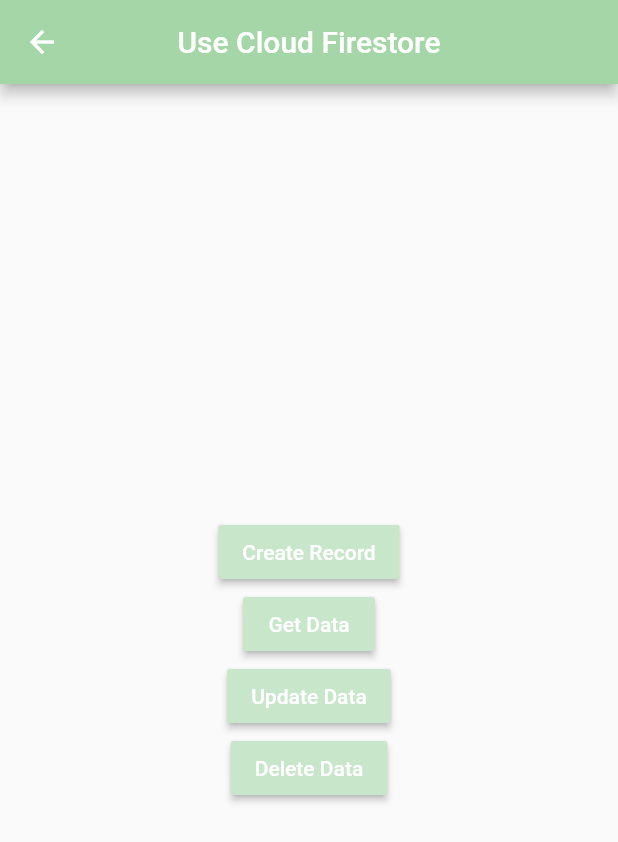
After one commit to NVTP/Flutter-Firebase-Auth-Google, a Flutter app: the BookFirestore screen opened directly, after a tap on "Create Record", on a phone screen of 412 x 824 dp. The commit adds this screen. Shown: the top 842 px of the screen. Run offline on Flutter 3.47's test engine with Material 2 defaults, Android fonts, the phone set to English and light mode, and no system bars; our stand-ins replace cloud_firestore, firebase_auth, firebase_storage, font_awesome_flutter, google_sign_in, image_picker; missing offline and left inert: flutter_auth_buttons, flutter_facebook_login; accounts and stored records are empty.

Commit message:
simple silly  CRUD

```diff
--- /dev/null
+++ b/lib/book_firestore.dart
@@ -0,0 +1,99 @@
+import 'package:flutter/material.dart';
+import 'package:cloud_firestore/cloud_firestore.dart';
+
+class BookFirestore extends StatefulWidget {
+  @override
+  _BookFirestoreState createState() => _BookFirestoreState();
+}
+
+class _BookFirestoreState extends State<BookFirestore> {
+  String name = 'Hello';
+  final db = Firestore.instance;
+  void createRecord()async{
+    await db.collection('books')
+        .document('1')
+        .setData({
+      'title' : 'Master Flutter',
+      'description' : 'Programmer'
+    });
+    DocumentReference ref = await db.collection('books')
+    .add({
+      'title' : 'Flutter in Action',
+      'description' : name
+    });
+    print(ref.documentID);
+  }
+
+  void getData(){
+    db.collection('books')
+        .getDocuments()
+        .then((QuerySnapshot snapshot){
+       snapshot.documents.forEach((f)=>print('${f.data}'));
+    });
+  }
+
+  void updateDate(){
+    try{
+      db.collection('books')
+          .document('1')
+          .updateData({
+        'description' : 'First Update'
+      });
+    }catch (e){
+      print(e.toString());
+    }
+  }
+
+  void deleteData(){
+    try{
+      db.collection('books')
+          .document('1')
+          .delete();
+    }catch (e){
+      print(e.toString());
+    }
+  }
+
+  @override
+  Widget build(BuildContext context) {
+    return Scaffold(
+      appBar: AppBar(
+        backgroundColor: Colors.green[200],
+        title: Text('Use Cloud Firestore'),
+        centerTitle: true,
+      ),
+      body: Center(
+        child: Column(
+          mainAxisAlignment: MainAxisAlignment.center,
+          crossAxisAlignment: CrossAxisAlignment.center,
+          children: <Widget>[
+            RaisedButton(
+              splashColor: Colors.transparent,
+              child: Text('Create Record',style: TextStyle(color: Colors.white),),
+              onPressed: createRecord,
+              color: Colors.green[100],
+            ),
+            RaisedButton(
+              splashColor: Colors.transparent,
+              child: Text('Get Data',style: TextStyle(color: Colors.white),),
+              onPressed: getData,
+              color: Colors.green[100],
+            ),
+            RaisedButton(
+              splashColor: Colors.transparent,
+              child: Text('Update Data',style: TextStyle(color: Colors.white),),
+              onPressed: updateDate,
+              color: Colors.green[100],
+            ),
+            RaisedButton(
+              splashColor: Colors.transparent,
+              child: Text('Delete Data',style: TextStyle(color: Colors.white),),
+              onPressed: deleteData,
+              color: Colors.green[100],
+            ),
+          ],
+        ),
+      ),
+    );
+  }
+}
--- a/lib/main.dart
+++ b/lib/main.dart
@@ -8,7 +8,7 @@ import 'package:login/profile_page.dart';
 
 void main(){
   runApp(MaterialApp(
-    home: ProfilePage(),
+    home: MyLoginPage(),
     debugShowCheckedModeBanner: false,
   ));
 }
--- a/pubspec.yaml
+++ b/pubspec.yaml
@@ -17,6 +17,7 @@ environment:
   sdk: ">=2.1.0 <3.0.0"
 
 dependencies:
+  cloud_firestore: ^0.13.3
   firebase_storage: ^3.1.1
   font_awesome_flutter: ^8.7.0
   image_picker: ^0.6.3+1
```
Also changed, not shown: lib/my_login_page.dart (+13 -0 lines), pubspec.lock.
